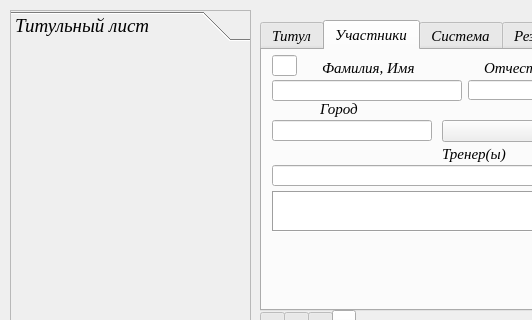
The window that UI/main_window.ui (Kaspar0810/Competitions_TT_v5) describes before a commit, drawn with Qt 5; both pictures show x 0 to 532 and y 0 to 320 of the 1109 by 738 pixel window.
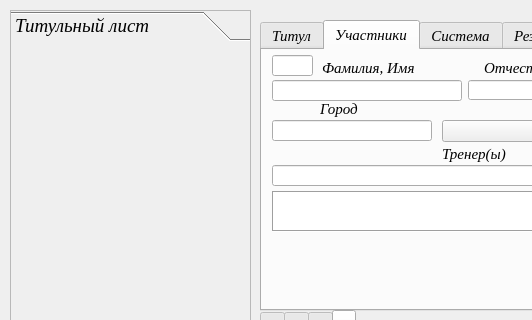
The same window after the commit. The open tabs and pages were chosen to show the change. Icons and pictures are not drawn.

Diff of the .ui file:
```diff
--- a/UI/main_window.ui
+++ b/UI/main_window.ui
@@ -1106,7 +1106,7 @@
        <rect>
         <x>10</x>
         <y>5</y>
-        <width>25</width>
+        <width>41</width>
         <height>21</height>
        </rect>
       </property>
```
Left out of the diff: 24 changed lines with no effect on the pictures.
